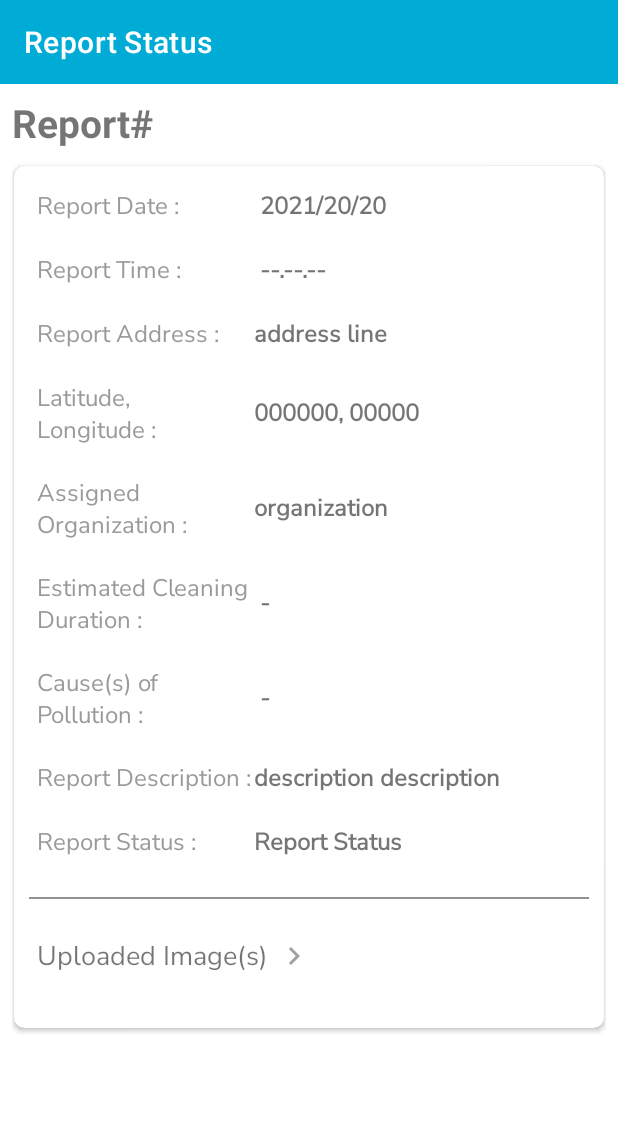
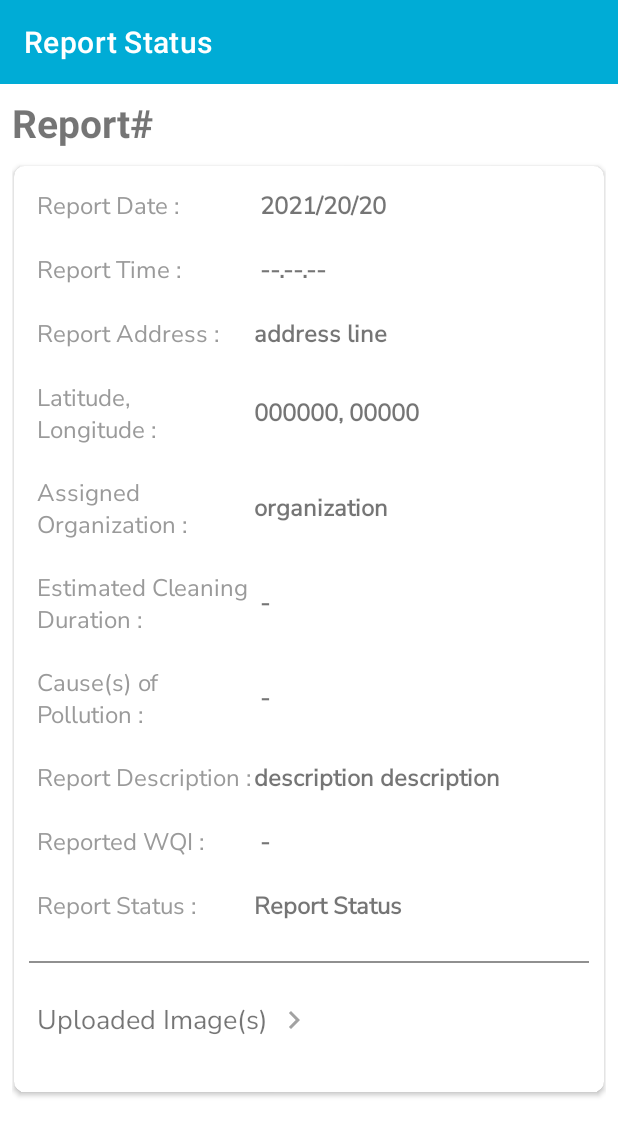
Before and after one commit to BoWei1200/Water_Quality_Monitring_and_Reporting_App_with_AI_Chatbot, an Android app: the layout activity_employee_report_status.xml on its own in the app's theme, with its tools: preview values and no code run, on a phone screen of 412 x 824 dp. Shown: the top 1136 px of the screen. Run offline under Robolectric (Android 15) with nearby library versions, the phone set to English and light mode, and no system bars; Roboto replaces fonts that are not available here.

Commit message:
12/10/2021 2046pm

```diff
--- a/app/build.gradle
+++ b/app/build.gradle
@@ -68,7 +68,6 @@ dependencies {
 
     implementation 'androidx.multidex:multidex:2.0.1'
 
-
     implementation(fileTree(dir:'libs', include: ['*.jar']))
 
 }
--- a/app/src/main/java/com/example/water_quality_monitring_and_reporting_app_with_ai_chatbot/SystemAdminUserManagement.java
+++ b/app/src/main/java/com/example/water_quality_monitring_and_reporting_app_with_ai_chatbot/SystemAdminUserManagement.java
@@ -7,6 +7,8 @@ import android.content.Intent;
 import android.os.Bundle;
 import android.view.MenuItem;
 import android.view.View;
+
+
 
 public class SystemAdminUserManagement extends AppCompatActivity {
 
--- a/app/src/main/java/com/example/water_quality_monitring_and_reporting_app_with_ai_chatbot/UserReportStatus.java
+++ b/app/src/main/java/com/example/water_quality_monitring_and_reporting_app_with_ai_chatbot/UserReportStatus.java
@@ -59,7 +59,8 @@ public class UserReportStatus extends AppCompatActivity{
 
 
     private TextView userReportStatus_txt_reportID, userReportStatus_txt_reportDate, userReportStatus_txt_reportTime, userReportStatus_txt_reportAddress,
-            userReportStatus_txt_reportLaLongitude, userReportStatus_txt_reportOrg, userReportStatus_txt_reportDuration, userReportStatus_txt_reportCause, userReportStatus_txt_reportDesc,
+            userReportStatus_txt_reportLaLongitude, userReportStatus_txt_reportOrg, userReportStatus_txt_reportDuration, userReportStatus_txt_reportCause,
+            userReportStatus_txt_reportDesc, userReportStatus_txt_reportBadWQI,
 
             userReportStatus_txt_pendingHeader, userReportStatus_txt_investigatingHeader, userReportStatus_txt_resolvingHeader,
             userReportStatus_txt_secondInvestigatingHeader, userReportStatus_txt_examiningHeader, userReportStatus_txt_resolvedHeader,
@@ -125,6 +126,7 @@ public class UserReportStatus extends AppCompatActivity{
         userReportStatus_txt_reportDuration = findViewById(R.id.userReportStatus_txt_reportDuration);
         userReportStatus_txt_reportCause = findViewById(R.id.userReportStatus_txt_reportCause);
         userReportStatus_txt_reportDesc = findViewById(R.id.userReportStatus_txt_reportDesc);
+        userReportStatus_txt_reportBadWQI = findViewById(R.id.userReportStatus_txt_reportBadWQI);
 
         userReportStatus_txt_pendingHeader = findViewById(R.id.userReportStatus_txt_pendingHeader);
         userReportStatus_txt_investigatingHeader = findViewById(R.id.userReportStatus_txt_investigatingHeader);
@@ -183,6 +185,8 @@ public class UserReportStatus extends AppCompatActivity{
 
         userReportStatus_txt_reportDesc.setText(cursorReportInfo.getString(cursorReportInfo.getColumnIndex("reportDesc")));
 
+        String reportBadWQI = cursorReportInfo.getString(cursorReportInfo.getColumnIndex("reportBadWQI"));
+        userReportStatus_txt_reportBadWQI.setText(!(reportBadWQI==null) ? String.format("%.2f", Double.parseDouble(reportBadWQI)) : "-");
 
         displayUploadedImageFromFirebase();
 
--- a/app/src/main/res/layout/activity_employee_report_status.xml
+++ b/app/src/main/res/layout/activity_employee_report_status.xml
@@ -259,7 +259,21 @@
                                     android:gravity="center_vertical"
                                     android:text=" - "
                                     android:textSize="16dp"
-                                    android:textStyle="bold"/>
+                                    android:textStyle="bold"
+                                    android:visibility="visible"/>
+
+                                <EditText
+                                    android:id="@+id/employeeReportStatus_eTxt_reportDuration"
+                                    android:layout_width="0dp"
+                                    android:layout_height="match_parent"
+                                    android:layout_column="2"
+                                    android:layout_weight="6"
+                                    android:textSize="16dp"
+                                    android:inputType="number"
+                                    android:hint=" day"
+                                    android:textStyle="bold"
+                                    android:visibility="gone"/>
+
                             </TableRow>
 
                             <TableRow
@@ -290,7 +304,19 @@
                                     android:gravity="center_vertical"
                                     android:text=" - "
                                     android:textSize="16dp"
-                                    android:textStyle="bold"/>
+                                    android:textStyle="bold"
+                                    android:visibility="visible"/>
+
+                                <EditText
+                                    android:id="@+id/employeeReportStatus_eTxt_reportCause"
+                                    android:layout_width="0dp"
+                                    android:layout_height="match_parent"
+                                    android:layout_column="2"
+                                    android:layout_weight="6"
+                                    android:textSize="16dp"
+                                    android:inputType="number"
+                                    android:textStyle="bold"
+                                    android:visibility="gone"/>
                             </TableRow>
 
                             <TableRow
@@ -321,6 +347,37 @@
                                     android:gravity="center_vertical"
                                     android:text="description description "
                                     android:inputType="textMultiLine"
+                                    android:textSize="16dp"
+                                    android:textStyle="bold"/>
+                            </TableRow>
+
+                            <TableRow
+                                android:id="@+id/employeeReportStatus_tableRow_reportBadWQI"
+                                android:layout_width="match_parent"
+                                android:layout_height="wrap_content"
+                                android:weightSum="10"
+                                android:paddingBottom="20dp">
+
+                                <TextView
+                                    android:id="@+id/employeeReportStatus_txt_reportBadWQIHeader"
+                                    android:layout_height="match_parent"
+                                    android:layout_width="0dp"
+                                    android:layout_column="1"
+                                    android:text="Reported WQI :"
+                                    android:fontFamily="@font/nunito_sans"
+                                    android:textColor="#9A9A9A"
+                                    android:layout_weight="4"
+                                    android:textSize="16dp"/>
+
+                                <TextView
+                                    android:id="@+id/employeeReportStatus_txt_reportBadWQI"
+                                    android:layout_width="0dp"
+                                    android:layout_height="match_parent"
+                                    android:layout_column="2"
+                                    android:layout_weight="6"
+                                    android:fontFamily="@font/nunito_sans"
+                                    android:gravity="center_vertical"
+                                    android:text=" - "
                                     android:textSize="16dp"
                                     android:textStyle="bold"/>
                             </TableRow>
```
Also changed, not shown: app/src/main/java/com/example/water_quality_monitring_and_reporting_app_with_ai_chatbot/EmployeeReportStatus.java (+11 -1 lines), app/src/main/java/com/example/water_quality_monitring_and_reporting_app_with_ai_chatbot/UnitTesting.java (added, +9 -0 lines), app/src/main/res/layout/activity_user_report_status.xml (+31 -0 lines).
